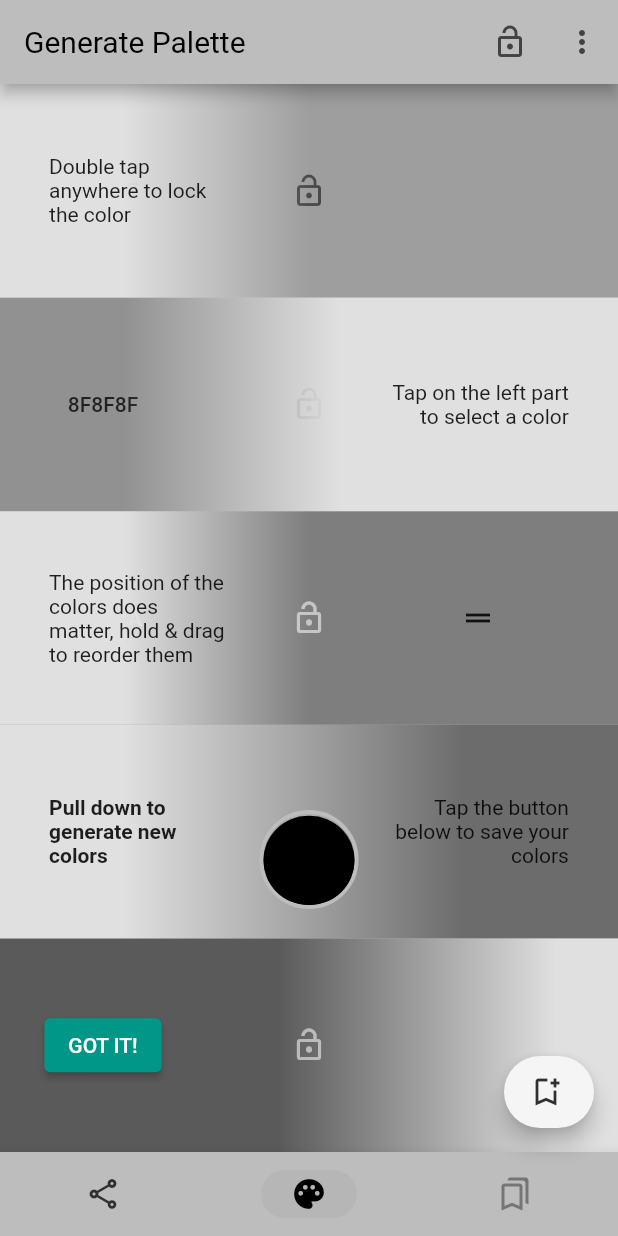
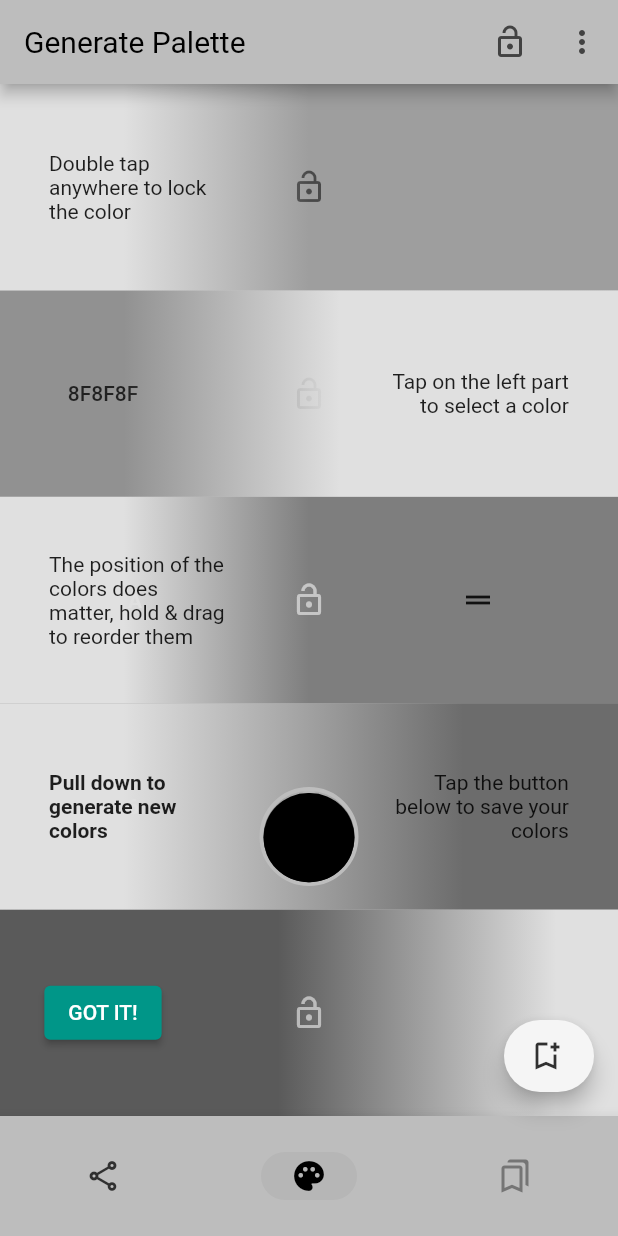
Before and after one commit to tsinis/colors_ai, a Flutter app: the screen it shows after launch, on a phone screen of 412 x 824 dp. Run offline on Flutter 3.47's test engine with Material 2 defaults, Android fonts, the phone set to English and light mode, and no system bars; our stand-ins replace bloc, equatable, flutter_bloc, flutter_colorpicker, hive, hydrated_bloc and 7 more; missing offline and left inert: color_converter, dart:html, dart:js, mdi, window_size; accounts and stored records are empty; generated files the repository leaves out were written again; statements that could not run were skipped.

Commit message:
Added More File Formats to Export and Design AI URL Provider

```diff
--- a/lib/app/theme/services/system_overlays.dart
+++ b/lib/app/theme/services/system_overlays.dart
@@ -15,7 +15,7 @@ class SystemUI {
   static void init() {
     if (!kIsWeb && (Platform.isWindows || Platform.isLinux || Platform.isMacOS)) {
       setWindowTitle(appName);
-      setWindowMinSize(const Size(338, 554));
+      setWindowMinSize(const Size(344, 554));
     }
     SystemChrome.setSystemUIOverlayStyle(const SystemUiOverlayStyle(
         statusBarColor: Colors.transparent,
--- a/lib/color_generator/blocs/colors_generated/colors_bloc.dart
+++ b/lib/color_generator/blocs/colors_generated/colors_bloc.dart
@@ -27,6 +27,7 @@ class ColorsBloc extends Bloc<ColorsEvent, ColorsState> {
       }
       yield ColorsChangeSuccess(_colorsRepository.colors.toPalette());
     } else if (event is ColorsGenerated) {
+      yield ColorsLoadStarted(_colorsRepository.colors.toPalette());
       final bool isGenerated = await _colorsRepository.getNewColors(forUI: event.generateColorsForUi);
       if (isGenerated) {
         try {
--- a/lib/color_generator/blocs/colors_generated/colors_state.dart
+++ b/lib/color_generator/blocs/colors_generated/colors_state.dart
@@ -24,3 +24,7 @@ class ColorsChangeSuccess extends ColorsState {
 class ColorsLoadSuccess extends ColorsChangeSuccess {
   ColorsLoadSuccess(ColorPalette palette) : super(palette);
 }
+
+class ColorsLoadStarted extends ColorsChangeSuccess {
+  ColorsLoadStarted(ColorPalette palette) : super(palette);
+}
--- a/lib/color_generator/services/api/utils.dart
+++ b/lib/color_generator/services/api/utils.dart
@@ -3,7 +3,7 @@ import '../../../core/models/typedef_aliases/int_rgb_color.dart';
 import 'constants.dart';
 
 String colorsToInput(List<IntRGBColor> colorslist, {required List<bool> lockedColors}) {
-  final StringBuffer sb = StringBuffer()..write(startSquareBracket);
+  final StringBuffer sb = StringBuffer(startSquareBracket);
   for (final IntRGBColor color in colorslist) {
     final int colorIndex = colorslist.indexOf(color);
     if (lockedColors[colorIndex]) {
--- a/lib/color_generator/ui/view/gen_colors_tab.dart
+++ b/lib/color_generator/ui/view/gen_colors_tab.dart
@@ -16,7 +16,7 @@ class ColorsGenerator extends StatelessWidget {
           BlocProvider.of<FabBloc>(context).add(const FabHided());
           return const Center(child: CircularProgressIndicator());
         }
-        if (state is ColorsLoadSuccess || state is ColorsChangeSuccess) {
+        if (state is! ColorsFailure) {
           state as ColorsChangeSuccess;
           BlocProvider.of<FabBloc>(context).add(const FabShowed());
           return ColorsList(state.palette);
--- a/lib/color_generator/ui/widgets/lists/colors_list.dart
+++ b/lib/color_generator/ui/widgets/lists/colors_list.dart
@@ -88,7 +88,7 @@ class _ColorsListState extends State<ColorsList> with SingleTickerProviderStateM
               isPortrait ? Size(size.maxWidth / 3, tileHeight) : Size(size.maxWidth / length, size.maxHeight / 3);
           return BlocListener<ColorsBloc, ColorsState>(
             listener: (_, colorsState) {
-              if (colorsState is ColorsLoadSuccess) {
+              if (colorsState is ColorsLoadStarted) {
                 controller.reverse();
               }
             },
--- a/lib/navigation/ui/widgets/bottom_navigation.dart
+++ b/lib/navigation/ui/widgets/bottom_navigation.dart
@@ -24,7 +24,7 @@ class BottomNavBar extends StatelessWidget {
             backgroundColor: Theme.of(context).primaryColor,
             labelBehavior: NavigationBarDestinationLabelBehavior.alwaysHide,
             selectedIndex: navState.tabIndex,
-            onTap: (int newTabIndex) {
+            onDestinationSelected: (int newTabIndex) {
               if (!(isFavoritesEmpty && newTabIndex == _favoritesTabIndex)) {
                 BlocProvider.of<NavigationBloc>(context).add(NavigationTabChanged(newTabIndex));
               }
@@ -32,18 +32,18 @@ class BottomNavBar extends StatelessWidget {
             destinations: [
               NavigationBarDestination(
                   label: tabLabels[_shareTabIndex],
-                  icon: const Icon(Icons.share),
-                  unselectedIcon: Icon(Icons.share_outlined, color: Theme.of(context).primaryIconTheme.color)),
+                  selectedIcon: const Icon(Icons.share),
+                  icon: Icon(Icons.share_outlined, color: Theme.of(context).primaryIconTheme.color)),
               NavigationBarDestination(
                   label: tabLabels[_colorsGenTabIndex],
-                  unselectedIcon: Icon(Icons.palette_outlined, color: Theme.of(context).primaryIconTheme.color),
-                  icon: const Icon(Icons.palette)),
+                  icon: Icon(Icons.palette_outlined, color: Theme.of(context).primaryIconTheme.color),
+                  selectedIcon: const Icon(Icons.palette)),
               NavigationBarDestination(
                 label: isFavoritesEmpty
                     ? AppLocalizations.of(context).noFavoritesTabLabel
                     : AppLocalizations.of(context).favoritesTabLabel,
-                icon: const Icon(Icons.bookmarks),
-                unselectedIcon: Icon(Icons.bookmarks_outlined,
+                selectedIcon: const Icon(Icons.bookmarks),
+                icon: Icon(Icons.bookmarks_outlined,
                     color:
                         isFavoritesEmpty ? Theme.of(context).disabledColor : Theme.of(context).primaryIconTheme.color),
               ),
--- a/lib/navigation/ui/widgets/navigation_bar.dart
+++ b/lib/navigation/ui/widgets/navigation_bar.dart
@@ -25,8 +25,8 @@ import 'package:flutter/widgets.dart';
 ///         label: 'Commute',
 ///       ),
 ///       NavigationBarDestination(
-///         icon: Icon(Icons.bookmark),
-///         unselectedIcon: Icons.bookmark_border,
+///         selectedIcon: Icon(Icons.bookmark),
+///         icon: Icon(Icons.bookmark_border),
 ///         label: 'Saved',
 ///       ),
 ///     ],
@@ -40,7 +40,7 @@ class NavigationBar extends StatelessWidget {
     Key? key,
     this.animationDuration = const Duration(milliseconds: 500),
     this.selectedIndex = 0,
-    this.onTap,
+    this.onDestinationSelected,
     this.elevation = 8,
     this.backgroundColor,
     this.height,
@@ -71,10 +71,10 @@ class NavigationBar extends StatelessWidget {
   /// [NavigationBarDestinationInfo] inherited widget.
   final List<Widget> destinations;
 
-  /// Called when one of the [destinations] is tapped.
+  /// Called when one of the [destinations] is selected.
   ///
   /// This callback usually updates the int passed to [selectedIndex].
-  final ValueChanged<int>? onTap;
+  final ValueChanged<int>? onDestinationSelected;
 
   /// The z-coordinate of this [NavigationBar].
   final double elevation;
@@ -104,7 +104,7 @@ class NavigationBar extends StatelessWidget {
   @override
   Widget build(BuildContext context) {
     final ColorScheme colorScheme = Theme.of(context).colorScheme;
-    final double effectiveHeight = labelBehavior == NavigationBarDestinationLabelBehavior.alwaysHide ? 56 : 74;
+    final double effectiveHeight = height ?? 80;
     return Material(
       elevation: elevation,
       color: backgroundColor ?? ElevationOverlay.colorWithOverlay(colorScheme.surface, colorScheme.onSurface, 3),
@@ -123,7 +123,7 @@ class NavigationBar extends StatelessWidget {
                       totalNumberOfDestinations: destinations.length,
                       selectedAnimation: animation,
                       labelBehavior: labelBehavior,
-                      onTap: onTap != null ? () => onTap!(i) : () {},
+                      onTap: onDestinationSelected != null ? () => onDestinationSelected!(i) : () {},
                       child: destinations[i],
                     ),
                   ),
@@ -163,7 +163,7 @@ enum NavigationBarDestinationLabelBehavior {
 /// The destination this widget creates will look something like this:
 /// =======
 /// |
-/// |  ☆  <-- [icon] (or [unselectedIcon])
+/// |  ☆  <-- [icon] (or [selectedIcon])
 /// | text <-- [label]
 /// |
 /// =======
@@ -178,8 +178,9 @@ class NavigationBarDestination extends StatelessWidget {
   const NavigationBarDestination({
     required this.icon,
     required this.label,
-    this.unselectedIcon,
     Key? key,
+    this.selectedIcon,
+    this.tooltip,
   }) : super(key: key);
 
   /// The [Widget] (usually an [Icon]) that displays when this
@@ -189,14 +190,22 @@ class NavigationBarDestination extends StatelessWidget {
   /// The optional [Widget] (usually an [Icon]) that displays when this
   /// [NavigationBarDestination] is unselected.
   ///
-  /// If [unselectedIcon] is non-null, the destination will fade from
-  /// [unselectedIcon] to [icon] when this destination goes from unselected to
+  /// If [selectedIcon] is non-null, the destination will fade from
+  /// [selectedIcon] to [icon] when this destination goes from unselected to
   /// selected.
-  final Widget? unselectedIcon;
+  final Widget? selectedIcon;
 
   /// The text label that appears below the icon of this
   /// [NavigationBarDestination].
   final String label;
+
+  /// The text to display in the tooltip for this [NavigationBarDestination], when
+  /// the user long presses the destination.
+  ///
+  /// If [tooltip] is an empty string, no tooltip will be used.
+  ///
+  /// Defaults to null, in which case the [label] text will be used.
+  final String? tooltip;
 
   @override
   Widget build(BuildContext context) {
@@ -206,16 +215,17 @@ class NavigationBarDestination extends StatelessWidget {
 
     return NavigationBarDestinationBuilder(
       label: label,
+      tooltip: tooltip,
       buildIcon: (BuildContext context) {
         final Widget selectedIconWidget = IconTheme.merge(
-          child: icon,
+          child: selectedIcon ?? icon,
           data: IconThemeData(
             size: 24,
             color: colorScheme.onSurface,
           ),
         );
         final Widget unselectedIconWidget = IconTheme.merge(
-          child: unselectedIcon ?? icon,
+          child: icon,
           data: IconThemeData(
             size: 24,
             color: colorScheme.onSurface,
@@ -270,6 +280,7 @@ class NavigationBarDestinationBuilder extends StatelessWidget {
     required this.buildIcon,
     required this.buildLabel,
     required this.label,
+    this.tooltip,
     Key? key,
   }) : super(key: key);
 
@@ -301,12 +312,20 @@ class NavigationBarDestinationBuilder extends StatelessWidget {
   /// semantics so that screen readers and tooltips can read the proper label.
   final String label;
 
+  /// The text to display in the tooltip for this [NavigationBarDestination], when
+  /// the user long presses the destination.
+  ///
+  /// If [tooltip] is an empty string, no tooltip will be used.
+  ///
+  /// Defaults to null, in which case the [label] text will be used.
+  final String? tooltip;
+
   @override
   Widget build(BuildContext context) {
     final NavigationBarDestinationInfo info = NavigationBarDestinationInfo.of(context);
     return NavigationBarDestinationSemantics(
       child: NavigationBarDestinationTooltip(
-        message: label,
+        message: tooltip ?? label,
         child: InkWell(
           onTap: info.onTap,
           child: Row(
@@ -397,8 +416,7 @@ class NavigationBarDestinationLayout extends StatelessWidget {
 class DestinationLayoutAnimationBuilder extends StatelessWidget {
   /// Builds a child with the appropriate animation [Curve] based on the
   /// [NavigationBarDestinationInfo.labelBehavior].
-  // ignore: always_put_required_named_parameters_first
-  const DestinationLayoutAnimationBuilder({Key? key, required this.builder}) : super(key: key);
+  const DestinationLayoutAnimationBuilder({required this.builder, Key? key}) : super(key: key);
 
   /// Builds the child of this widget.
   ///
@@ -438,7 +456,10 @@ class DestinationLayoutAnimationBuilder extends StatelessWidget {
 class NavigationBarDestinationSemantics extends StatelessWidget {
   /// Adds the the appropriate semantics for navigation bar destinations to the
   /// [child].
-  const NavigationBarDestinationSemantics({required this.child, Key? key}) : super(key: key);
+  const NavigationBarDestinationSemantics({
+    required this.child,
+    Key? key,
+  }) : super(key: key);
 
   /// The widget that should receive the destination semantics.
   final Widget child;
@@ -485,19 +506,26 @@ class NavigationBarDestinationTooltip extends StatelessWidget {
   }) : super(key: key);
 
   /// The text that is rendered in the tooltip when it appears.
-  final String message;
+  ///
+  /// If [message] is null, no tooltip will be used.
+  final String? message;
 
   /// The widget that, when pressed, will show a tooltip.
   final Widget child;
 
   @override
-  Widget build(BuildContext context) => Tooltip(
-        message: message,
-        verticalOffset: 42,
-        excludeFromSemantics: true,
-        preferBelow: false,
-        child: child,
-      );
+  Widget build(BuildContext context) {
+    if (message == null) {
+      return child;
+    }
+    return Tooltip(
+      message: message!,
+      verticalOffset: 42,
+      excludeFromSemantics: true,
+      preferBelow: false,
+      child: child,
+    );
+  }
 }
 
 /// Indicator from the Material 3 Navigation Bar component.
@@ -512,8 +540,8 @@ class NavigationBarIndicator extends StatelessWidget {
   /// navigation bar destination.
   const NavigationBarIndicator({
     required this.animation,
+    Key? key,
     this.color,
-    Key? key,
   }) : super(key: key);
 
   /// Determines the scale of the indicator.
@@ -539,10 +567,7 @@ class NavigationBarIndicator extends StatelessWidget {
         // 100% along a curve.
         final double scale = animation.isDismissed
             ? 0.0
-            : Tween<double>(
-                begin: .4,
-                end: 1,
-              ).transform(
+            : Tween<double>(begin: .4, end: 1).transform(
                 CurveTween(
                   curve: Curves.easeInOutCubicEmphasized,
                 ).transform(animation.value),
@@ -671,7 +696,10 @@ class NavigationBarDestinationInfo extends InheritedWidget {
 class NavigationBarBottomPadding extends StatelessWidget {
   /// Adds padding below [child] if used on a device with a safe area on the
   /// bottom of the screen.
-  const NavigationBarBottomPadding({required this.child, Key? key}) : super(key: key);
+  const NavigationBarBottomPadding({
+    required this.child,
+    Key? key,
+  }) : super(key: key);
 
   /// The child widget that should extend to the bottom of the screen.
   final Widget child;
@@ -788,9 +816,9 @@ class ClampTextScaleFactor extends StatelessWidget {
   /// surrounding [child].
   const ClampTextScaleFactor({
     required this.child,
+    Key? key,
     this.lowerLimit = 0,
     this.upperLimit = double.infinity,
-    Key? key,
   }) : super(key: key);
 
   /// The minimum amount that the text scale factor should be for the [child]
@@ -896,9 +924,9 @@ class SelectableAnimatedBuilder extends StatefulWidget {
   const SelectableAnimatedBuilder({
     required this.isSelected,
     required this.builder,
+    Key? key,
     this.duration = const Duration(milliseconds: 200),
     this.alwaysDoFullAnimation = false,
-    Key? key,
   }) : super(key: key);
 
   /// When true, the widget will animate an animation controller from 0 to 1.
--- a/lib/share/blocs/share/share_hydrated_bloc.dart
+++ b/lib/share/blocs/share/share_hydrated_bloc.dart
@@ -57,7 +57,7 @@ class ShareBloc extends HydratedBloc<ShareEvent, ShareState> {
     }
   }
 
-  Future<void> _shareFailed() async => Future.delayed(Duration.zero, () async {});
+  Future<void> _shareFailed() async => Future.delayed(Duration.zero, () {});
 
   @override
   ShareState? fromJson(Map<String, dynamic> json) {
--- a/lib/share/ui/widgets/share_sections/file_share_section.dart
+++ b/lib/share/ui/widgets/share_sections/file_share_section.dart
@@ -23,7 +23,7 @@ class FileShareSection extends ShareSection {
   final bool canSharePdf, canSharePng;
   final String? additionalInfo;
 
-  FileFormat get file => FileFormat.values.elementAt(selectedFormatIndex);
+  FileFormat get file => selectedFormatIndex.selectedFile;
 
   bool get cannotCopy => selectedFormatIndex <= 3;
 
@@ -37,6 +37,10 @@ class FileShareSection extends ShareSection {
         return l10n.letterDimensionsSubtitle;
       case FileFormat.svg:
         return 'Scalable Vector Graphics';
+      case FileFormat.json:
+        return 'JavaScript Object Notation';
+      case FileFormat.scss:
+        return 'Sassy Cascading Style Sheets';
     }
   }
 
--- a/pubspec.yaml
+++ b/pubspec.yaml
@@ -26,9 +26,9 @@ dependencies:
   hydrated_bloc: ^7.0.1
   intl: ^0.17.0 # From Google
   json_annotation: ^4.0.0-nullsafety.0 # From Google
-  just_audio: ^0.9.5 # Flutter Favorite
+  just_audio: ^0.9.7 # Flutter Favorite
   mdi: ^5.0.0-nullsafety.0
-  package_info_plus: ^1.0.4 # From Flutter Community (former Google)
+  package_info_plus: ^1.0.5 # From Flutter Community (former Google)
   path_provider: ^2.0.2 # From Google
   printing: ^5.5.0
   share_plus: ^2.1.4 # From Flutter Community (former Google)
@@ -39,7 +39,7 @@ dependencies:
     git:
       url: git://github.com/google/flutter-desktop-embedding.git
       path: plugins/window_size
-      ref: 3da6d7b8011be38412c815c6a1832377b7d47a78
+      ref: 1d9232e2c172992b74ba538851ffea26a0cb2640
 
 dev_dependencies:
   build_runner: ^2.1.1 # From Google
```
Also changed, not shown: lib/share/mixins/text_based_file_creator.dart (+30 -6 lines), lib/share/models/file_format_enum.dart (+15 -1 lines), lib/share/repository/share_repository.dart (+14 -1 lines), lib/share/services/url_providers/providers/color_combos.dart (+5 -2 lines), lib/share/services/url_providers/providers/design_ai.dart (added, +9 -0 lines), lib/share/services/url_providers/providers/palette_ninja.dart (+6 -3 lines), lib/share/services/url_providers/url_providers.dart (+11 -6 lines), lib/share/ui/widgets/file_export_preview.dart (+78 -21 lines), pubspec.lock.
